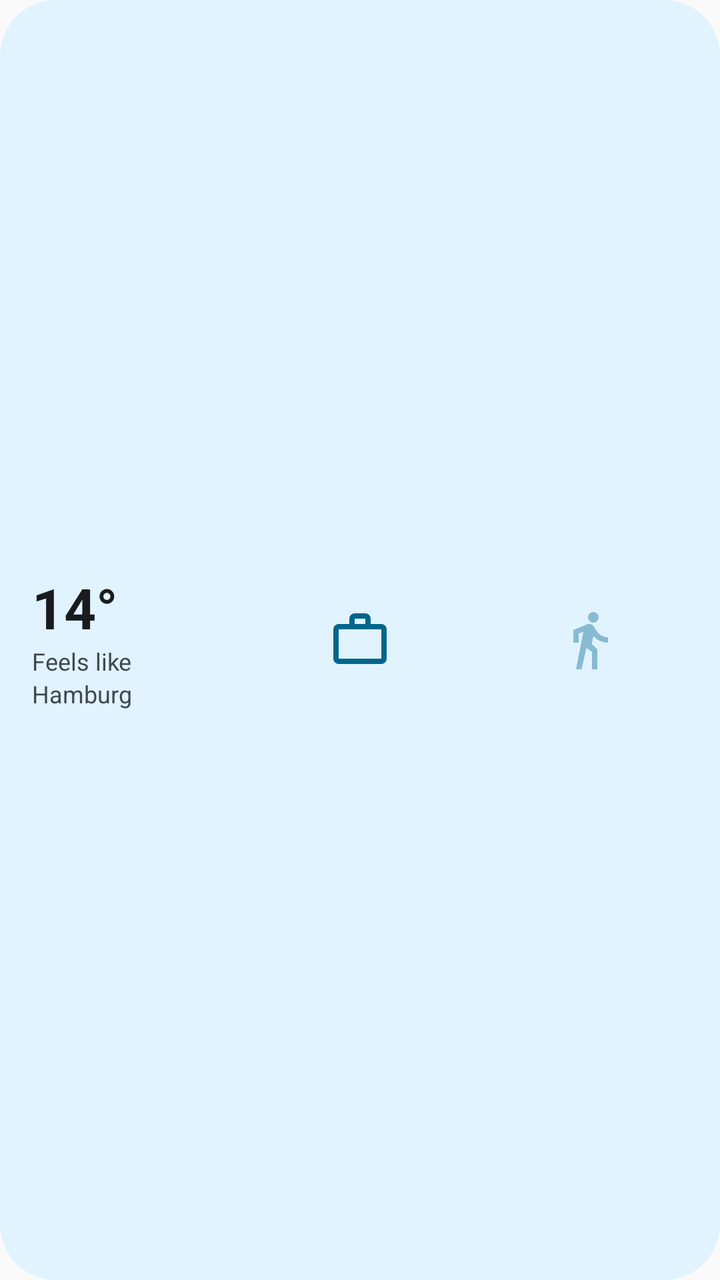
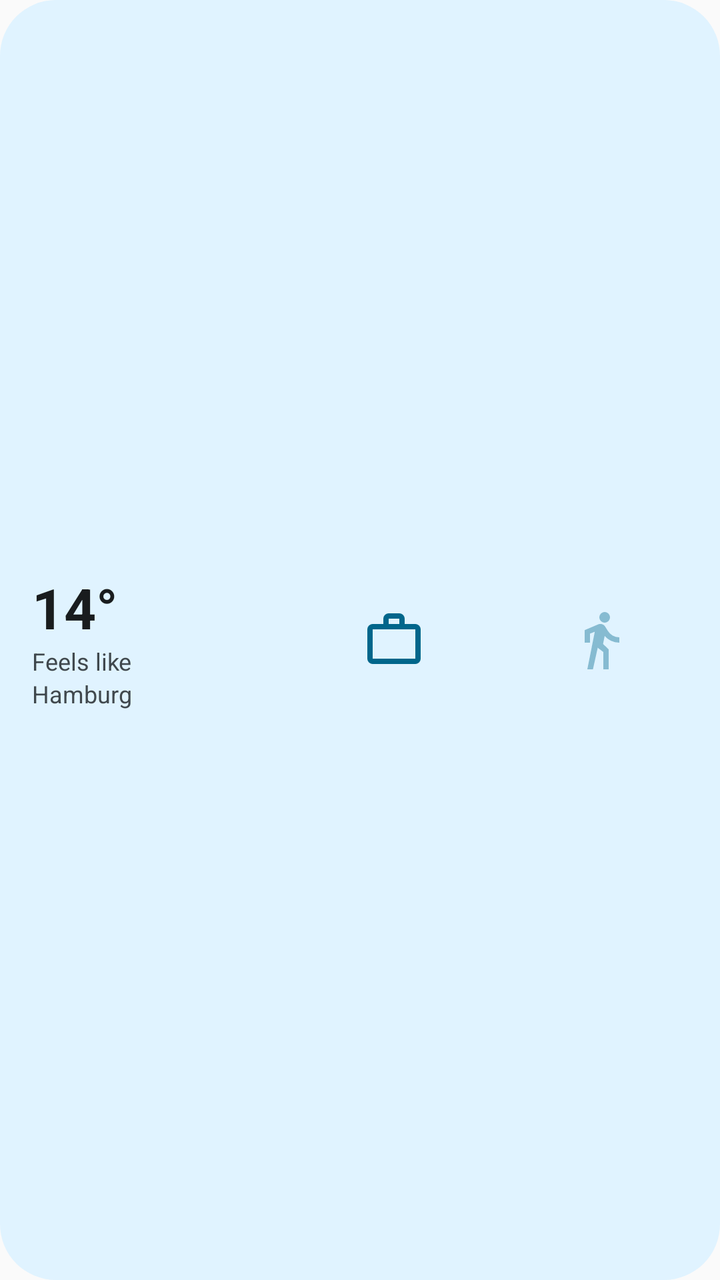

Two renders of the same Android screen: before a commit and after it. Below are the layout's source before the change and the commit's diff.
<!-- AndroidManifest.xml: application theme Theme.PerfectOutfit -->
<!-- res/layout/outfit_widget_preview.xml -->
<?xml version="1.0" encoding="utf-8"?>
<LinearLayout xmlns:android="http://schemas.android.com/apk/res/android"
    android:id="@android:id/background"
    android:layout_width="match_parent"
    android:layout_height="match_parent"
    android:background="@drawable/outfit_widget_background"
    android:gravity="center_vertical"
    android:orientation="horizontal"
    android:padding="8dp">

    <LinearLayout
        android:layout_width="0dp"
        android:layout_height="match_parent"
        android:layout_weight="1"
        android:gravity="center_vertical"
        android:orientation="vertical"
        android:paddingStart="8dp"
        android:paddingEnd="4dp">

        <TextView
            android:layout_width="wrap_content"
            android:layout_height="wrap_content"
            android:maxLines="1"
            android:text="@string/widget_preview_temperature"
            android:textColor="@color/widget_on_surface"
            android:textSize="28sp"
            android:textStyle="bold" />

        <TextView
            android:layout_width="match_parent"
            android:layout_height="wrap_content"
            android:maxLines="1"
            android:text="@string/widget_preview_basis"
            android:textColor="@color/widget_on_surface_variant"
            android:textSize="12sp" />

        <TextView
            android:layout_width="match_parent"
            android:layout_height="wrap_content"
            android:maxLines="1"
            android:text="@string/widget_preview_place"
            android:textColor="@color/widget_on_surface_variant"
            android:textSize="12sp" />
    </LinearLayout>

    <LinearLayout
        android:layout_width="0dp"
        android:layout_height="match_parent"
        android:layout_weight="1"
        android:gravity="center">

        <ImageView
            android:layout_width="40dp"
            android:layout_height="40dp"
            android:padding="4dp"
            android:src="@drawable/ic_work"
            android:tint="@color/widget_accent" />
    </LinearLayout>

    <LinearLayout
        android:layout_width="0dp"
        android:layout_height="match_parent"
        android:layout_weight="1"
        android:gravity="center">

        <ImageView
            android:layout_width="40dp"
            android:layout_height="40dp"
            android:alpha="0.4"
            android:padding="4dp"
            android:src="@drawable/ic_walk"
            android:tint="@color/widget_accent" />
    </LinearLayout>
</LinearLayout>
<!-- resources referenced by this layout -->
<resources>
  <color name="widget_accent">@color/widget_accent_light</color>
  <color name="widget_on_surface">@color/widget_on_surface_light</color>
  <color name="widget_on_surface_variant">@color/widget_on_surface_variant_light</color>
  <!-- drawable ic_walk (drawable) -->
  <?xml version="1.0" encoding="utf-8"?>
  <vector xmlns:android="http://schemas.android.com/apk/res/android"
      android:width="24dp"
      android:height="24dp"
      android:viewportWidth="960"
      android:viewportHeight="960">
      <group android:translateY="960">
          <path
              android:fillColor="#FF000000"
              android:pathData="m280-40 112-564-72 28v136h-80v-188l202-86q14-6 29.5-7t29.5 4q14 5 26.5 14t20.5 23l40 64q26 42 70.5 69T760-520v80q-66 0-123.5-27.5T540-540l-24 120 84 80v300h-80v-260l-84-64-72 324h-84Zm260-700q-33 0-56.5-23.5T460-820q0-33 23.5-56.5T540-900q33 0 56.5 23.5T620-820q0 33-23.5 56.5T540-740Z" />
      </group>
  </vector>
  <!-- drawable ic_work (drawable) -->
  <?xml version="1.0" encoding="utf-8"?>
  <vector xmlns:android="http://schemas.android.com/apk/res/android"
      android:width="24dp"
      android:height="24dp"
      android:viewportWidth="960"
      android:viewportHeight="960">
      <group android:translateY="960">
          <path
              android:fillColor="#FF000000"
              android:pathData="M160-120q-33 0-56.5-23.5T80-200v-440q0-33 23.5-56.5T160-720h160v-80q0-33 23.5-56.5T400-880h160q33 0 56.5 23.5T640-800v80h160q33 0 56.5 23.5T880-640v440q0 33-23.5 56.5T800-120H160Zm0-80h640v-440H160v440Zm240-520h160v-80H400v80ZM160-200v-440 440Z" />
      </group>
  </vector>
  <!-- drawable outfit_widget_background (drawable) -->
  <?xml version="1.0" encoding="utf-8"?>
  <shape xmlns:android="http://schemas.android.com/apk/res/android"
      android:shape="rectangle">
      <solid android:color="@color/widget_surface" />
      <corners android:radius="@dimen/widget_corner_radius" />
  </shape>
  <string name="widget_preview_basis">Feels like</string>
  <string name="widget_preview_place">Hamburg</string>
  <string name="widget_preview_temperature">14°</string>
  <style name="Theme.PerfectOutfit" parent="android:Theme.Material.Light.NoActionBar">
      </style>
  <color name="widget_accent_light">#FF2E6B30</color>
  <color name="widget_on_surface_light">#FF1A1C18</color>
  <color name="widget_on_surface_variant_light">#FF424940</color>
  <color name="widget_surface">@color/widget_surface_light</color>
  <dimen name="widget_corner_radius">16dp</dimen>
  <color name="widget_surface_light">#FFEDF1E6</color>
</resources>

<!-- the commit's change to res/layout/outfit_widget_preview.xml (unified diff, before → after) -->
@@ -11,7 +11,7 @@
     <LinearLayout
         android:layout_width="0dp"
         android:layout_height="match_parent"
-        android:layout_weight="1"
+        android:layout_weight="4"
         android:gravity="center_vertical"
         android:orientation="vertical"
         android:paddingStart="8dp"
@@ -46,7 +46,7 @@
     <LinearLayout
         android:layout_width="0dp"
         android:layout_height="match_parent"
-        android:layout_weight="1"
+        android:layout_weight="3"
         android:gravity="center">
 
         <ImageView
@@ -60,7 +60,7 @@
     <LinearLayout
         android:layout_width="0dp"
         android:layout_height="match_parent"
-        android:layout_weight="1"
+        android:layout_weight="3"
         android:gravity="center">
 
         <ImageView
